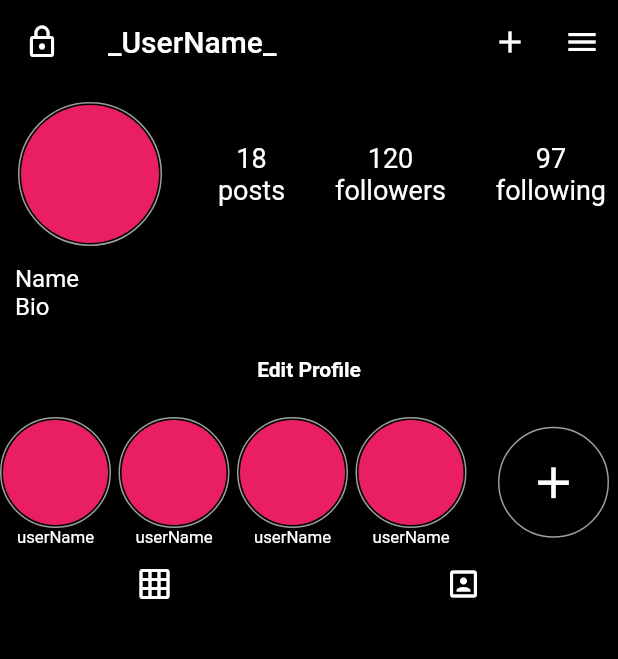
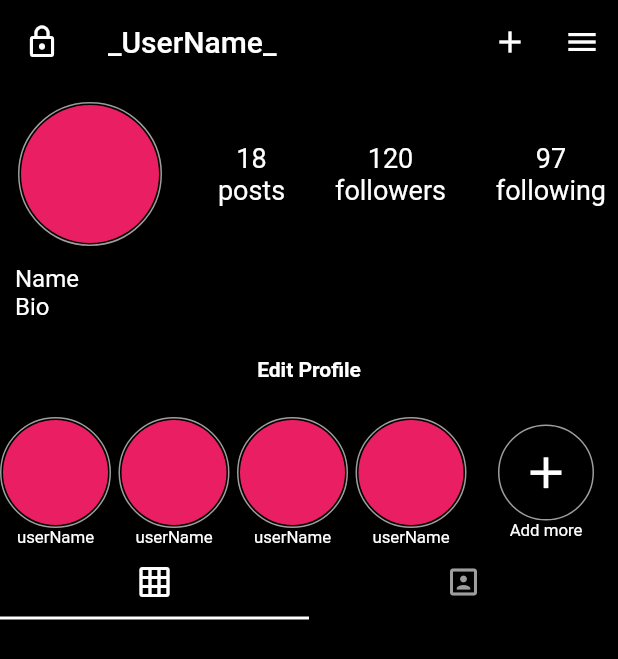
Before and after one commit to Shobhityadav99/Instagram-Dummy-Flutter, a Flutter app: the screen it shows after launch, on a phone screen of 412 x 824 dp. Shown: the top 659 px of the screen. Run offline on Flutter 3.47's test engine with Material 2 defaults, Android fonts, the phone set to English and light mode, and no system bars; Roboto replaces fonts that are missing (OpenSans).

Commit message:
tab bar added in home page

```diff
--- a/lib/screens/HomePage.dart
+++ b/lib/screens/HomePage.dart
@@ -6,7 +6,16 @@ class HomePage extends StatefulWidget {
   _HomePageState createState() => _HomePageState();
 }
 
-class _HomePageState extends State<HomePage> {
+class _HomePageState extends State<HomePage>
+    with SingleTickerProviderStateMixin {
+  TabController _tabController;
+
+  @override
+  void initState() {
+    _tabController = new TabController(length: 2, vsync: this);
+    super.initState();
+  }
+
   @override
   Widget build(BuildContext context) {
     return Scaffold(
@@ -128,6 +137,8 @@ class _HomePageState extends State<HomePage> {
                     StoryWidget('imageUrl', 'userName'),
                     StoryWidget('imageUrl', 'userName'),
                     StoryWidget('imageUrl', 'userName'),
+                    Column(
+                      children: <Widget>[
                         FlatButton(
                           onPressed: null,
                           child: Container(
@@ -138,7 +149,7 @@ class _HomePageState extends State<HomePage> {
                             child: Padding(
                               padding: const EdgeInsets.all(1.0),
                               child: CircleAvatar(
-                            radius: 35,
+                                radius: 30,
                                 backgroundColor: Colors.black,
                                 child: Icon(
                                   Icons.add,
@@ -149,33 +160,42 @@ class _HomePageState extends State<HomePage> {
                             ),
                           ),
                         ),
+                        Text(
+                          'Add more',
+                          softWrap: true,
+                          textWidthBasis: TextWidthBasis.parent,
+                          textScaleFactor: 0.8,
+                          style: TextStyle(color: Colors.white),
+                        )
+                      ],
+                    ),
                   ],
                 ),
               ),
             ),
-            Row(
+            Column(
+              crossAxisAlignment: CrossAxisAlignment.center,
               children: <Widget>[
-                Expanded(
-                  child: FlatButton(
-                      onPressed: null,
-                      child: Icon(
-                        Icons.grid_on,
-                        color: Colors.white,
-                      )),
+                Container(
+                  width: MediaQuery.of(context).size.width,
+                  child: TabBar(
+                    unselectedLabelColor: Colors.grey,
+                    labelColor: Colors.white,
+                    indicatorColor: Colors.white,
+                    tabs: [
+                      Tab(
+                        icon: Icon(Icons.grid_on),
                       ),
-                Expanded(
-                    child: FlatButton(
-                        onPressed: null,
-                        child: Icon(
-                          Icons.portrait,
-                          color: Colors.white,
-                        ))),
+                      Tab(
+                        icon: Icon(Icons.portrait),
+                      )
+                    ],
+                    controller: _tabController,
+                    indicatorSize: TabBarIndicatorSize.tab,
+                  ),
+                ),
               ],
             ),
-            GridTile(
-                child: Text(
-              'images',
-            ))
           ]),
         ));
   }
```
Lines whose indentation alone changed are shown as unchanged.
